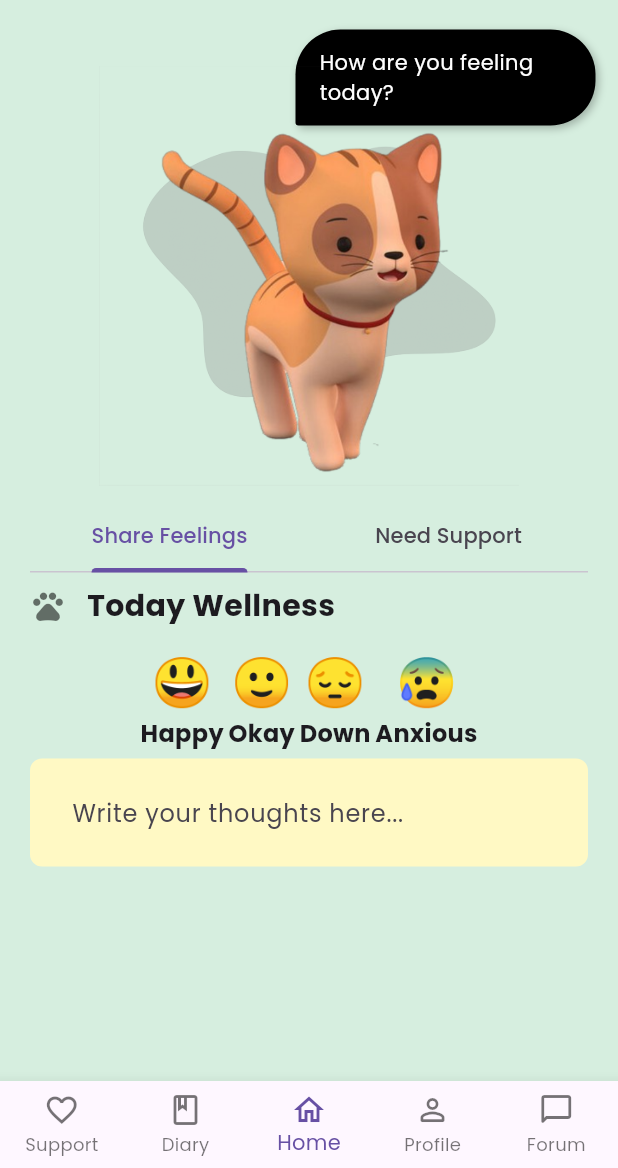
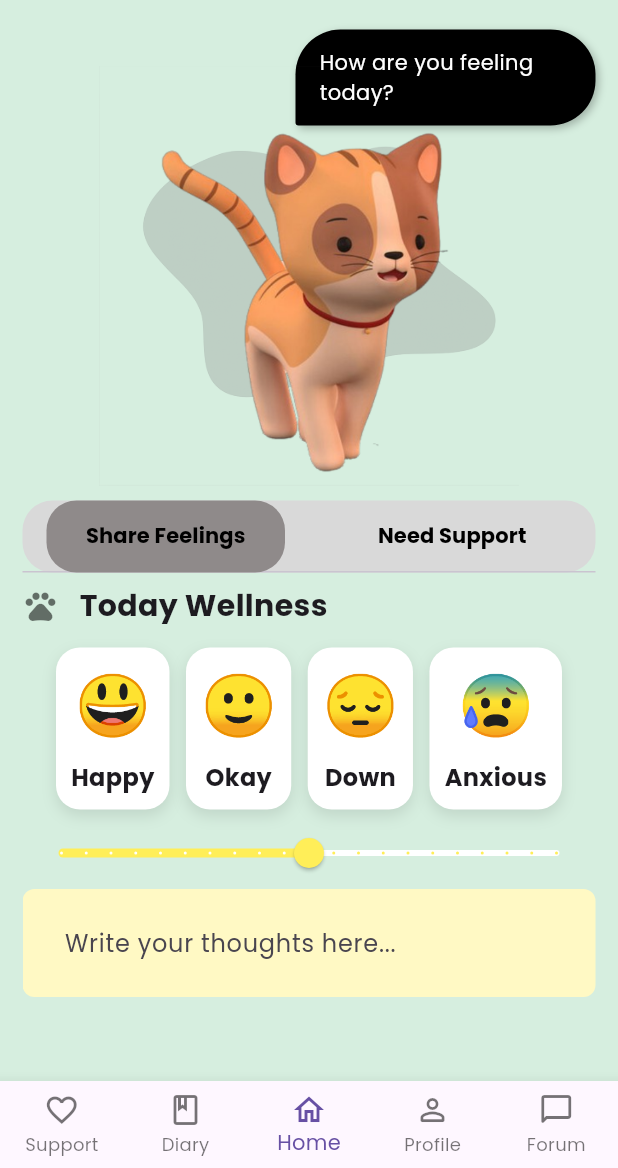
Before and after one commit to Mushy07/Here4U, a Flutter app: the screen it shows after launch, on a phone screen of 412 x 824 dp, the part 68-1236 px from its top. Run offline on Flutter 3.47's test engine with Material 3 defaults, Android fonts, the phone set to English and light mode, and no system bars; our stand-ins replace flutter_calendar_carousel, google_fonts.

Commit message:
Add slider widget on main page fix bugs in calender widget adjust styling for tabbar

```diff
--- a/lib/features/user/diary/presentation/widgets/calender_selector.widget.dart
+++ b/lib/features/user/diary/presentation/widgets/calender_selector.widget.dart
@@ -24,25 +24,35 @@ class CustomCalendarWidget extends StatefulWidget {
 
 class _CustomCalendarWidgetState extends State<CustomCalendarWidget> {
   late DateTime _currentMonth;
+  late DateTime _selectedDate;
+
 
   @override
   void initState() {
     super.initState();
     _currentMonth = widget.currentMonth;
+    _selectedDate = widget.currentDate;
+
   }
 
   void _previousMonth() {
     setState(() {
       _currentMonth = DateTime(_currentMonth.year, _currentMonth.month - 1);
+      _selectedDate = DateTime(_currentMonth.year, _currentMonth.month, 1);
     });
     widget.onMonthChanged(_currentMonth);
+    widget.onDateChanged(_selectedDate);
+
   }
 
   void _nextMonth() {
     setState(() {
       _currentMonth = DateTime(_currentMonth.year, _currentMonth.month + 1);
+      _selectedDate = DateTime(_currentMonth.year, _currentMonth.month, 1);
     });
     widget.onMonthChanged(_currentMonth);
+    widget.onDateChanged(_selectedDate);
+
   }
 
   double getCalendarHeight(DateTime date) {
@@ -69,7 +79,7 @@ class _CustomCalendarWidgetState extends State<CustomCalendarWidget> {
           child: SizedBox(
             height: getCalendarHeight(_currentMonth),
             child: CalendarCarousel<Event>(
-              selectedDateTime: widget.currentDate,
+              selectedDateTime: _selectedDate,
               targetDateTime: _currentMonth,
               dayButtonColor: const Color(0xFFE3F5F5),
               todayButtonColor: const Color(0xFFE3F5F5),
--- /dev/null
+++ b/lib/features/user/diary/presentation/widgets/slider.widget.dart
@@ -0,0 +1,54 @@
+import 'package:flutter/material.dart';
+
+class SimpleSlider extends StatefulWidget {
+  final double min;
+  final double max;
+  final double initialValue;
+  final int? divisions;
+  final ValueChanged<double> onChanged;
+
+  const SimpleSlider({
+    super.key,
+    this.min = 0,
+    this.max = 10,
+    this.initialValue = 5,
+    this.divisions,
+    required this.onChanged,
+  });
+
+  @override
+  State<SimpleSlider> createState() => _SimpleSliderState();
+}
+
+class _SimpleSliderState extends State<SimpleSlider> {
+  late double _value;
+
+  @override
+  void initState() {
+    super.initState();
+    _value = widget.initialValue;
+  }
+
+  @override
+  Widget build(BuildContext context) {
+    return Column(
+      children: [
+        Slider(
+          value: _value,
+          min: widget.min,
+          max: widget.max,
+          divisions: widget.divisions,
+          label: _value.round().toString(),
+          activeColor: Colors.yellow[400],
+          inactiveColor: Colors.white,
+          onChanged: (newValue) {
+            setState(() {
+              _value = newValue;
+            });
+            widget.onChanged(newValue);
+          },
+        ),
+      ],
+    );
+  }
+}
--- a/lib/features/user/home/presentation/widgets/feelings_recorder.widget.dart
+++ b/lib/features/user/home/presentation/widgets/feelings_recorder.widget.dart
@@ -2,6 +2,7 @@ import 'package:flutter/material.dart';
 import 'package:here4u/features/user/home/presentation/widgets/quick_feelings_option.widget.dart';
 
 import '../../../../../core/constants/theme.dart';
+import '../../../diary/presentation/widgets/slider.widget.dart';
 
 class FeelingsRecorder extends StatelessWidget {
   const FeelingsRecorder({super.key});
@@ -55,6 +56,15 @@ class FeelingsRecorder extends StatelessWidget {
           ],
         ),
         const SizedBox(height: 5),
+        SimpleSlider(
+          min: 0,
+          max: 100,
+          initialValue: 50,
+          divisions: 20,
+          onChanged: (value) {
+            print("Slider adjusted to: $value");
+          },
+        ),
         Container(
           padding: const EdgeInsets.all(12),
           decoration: BoxDecoration(
--- a/lib/features/user/home/presentation/widgets/main_function_tabbar.widget.dart
+++ b/lib/features/user/home/presentation/widgets/main_function_tabbar.widget.dart
@@ -1,6 +1,7 @@
 import 'package:flutter/material.dart';
 import 'package:here4u/features/user/home/presentation/widgets/support_option.widget.dart';
 
+import '../../../../../core/constants/theme.dart';
 import 'feelings_recorder.widget.dart';
 
 class MainFunctionButton extends StatelessWidget {
@@ -8,24 +9,47 @@ class MainFunctionButton extends StatelessWidget {
 
   @override
   Widget build(BuildContext context) {
-    return Padding(
-      padding: EdgeInsets.symmetric(horizontal: 5.0),
-      child:
-      DefaultTabController(
-
+    return DefaultTabController(
       length: 2,
       child: Column(
         children: [
-            TabBar(
-
-
+          Container(
+            decoration: BoxDecoration(
+              color: const Color(0xFFD9D9D9),
+              borderRadius: BorderRadius.circular(20),
+            ),
+            child: TabBar(
+              labelColor: Colors.black,
+              unselectedLabelColor: Colors.black,
+              indicator: BoxDecoration(
+                color: const Color(0xFF8F8A8A),
+                borderRadius: BorderRadius.circular(20),
+              ),
               tabs: [
-
-                Tab(text: 'Share Feelings'),
-                Tab(text: 'Need Support'),
+                SizedBox(
+                  width: 160,
+                  child: Tab(
+                    child: Text(
+                      'Share Feelings',
+                      style: heading3Style,
+                      textAlign: TextAlign.center,
+                    ),
+                  ),
+                ),
+                SizedBox(
+                  width: 160,
+                  child: Tab(
+                    child: Text(
+                      'Need Support',
+                      style: heading3Style,
+                      textAlign: TextAlign.center,
+                    ),
+                  ),
+                ),
               ],
             ),
-            SizedBox(
+          ),
+          const SizedBox(
             height: 300,
             child: TabBarView(
               children: [
@@ -36,7 +60,6 @@ class MainFunctionButton extends StatelessWidget {
           ),
         ],
       ),
-      ),
     );
   }
 }
--- a/lib/features/user/home/presentation/widgets/quick_feelings_option.widget.dart
+++ b/lib/features/user/home/presentation/widgets/quick_feelings_option.widget.dart
@@ -17,18 +17,34 @@ class WellnessOption extends StatelessWidget {
   Widget build(BuildContext context) {
     return GestureDetector(
       onTap: onTap,
+      child: Container(
+        margin: const EdgeInsets.symmetric(horizontal: 4),
+        padding: const EdgeInsets.symmetric(vertical: 10, horizontal: 10),
+        decoration: BoxDecoration(
+          color: Colors.white, // box background
+          borderRadius: BorderRadius.circular(16),
+          boxShadow: [
+            BoxShadow(
+              color: Colors.black.withOpacity(0.1),
+              blurRadius: 8,
+              offset: const Offset(0, 4),
+            ),
+          ],
+        ),
         child: Column(
+          mainAxisSize: MainAxisSize.min,
           children: [
             Text(
               emoji,
-                style: const TextStyle(fontSize: 32),
+              style: const TextStyle(fontSize: 40),
             ),
-
+            const SizedBox(height: 8),
             Text(
               label,
-            style:  heading2Style,
+              style: heading2Style,
             ),
           ],
+        ),
       ),
     );
   }
--- a/lib/features/user/home/presentation/widgets/support_option.widget.dart
+++ b/lib/features/user/home/presentation/widgets/support_option.widget.dart
@@ -6,7 +6,12 @@ class SupportOption extends StatelessWidget {
 
   @override
   Widget build(BuildContext context) {
-    return Container(
+    return
+
+      Column(
+        children: [
+          const SizedBox(height: 20.0),
+          Container(
           padding: const EdgeInsets.all(10),
           decoration: BoxDecoration(
             color: Colors.white,
@@ -34,6 +39,8 @@ class SupportOption extends StatelessWidget {
               ),
             ],
           ),
+              ),
+        ],
       );
   }
 }
```
Lines whose indentation alone changed are shown as unchanged.
